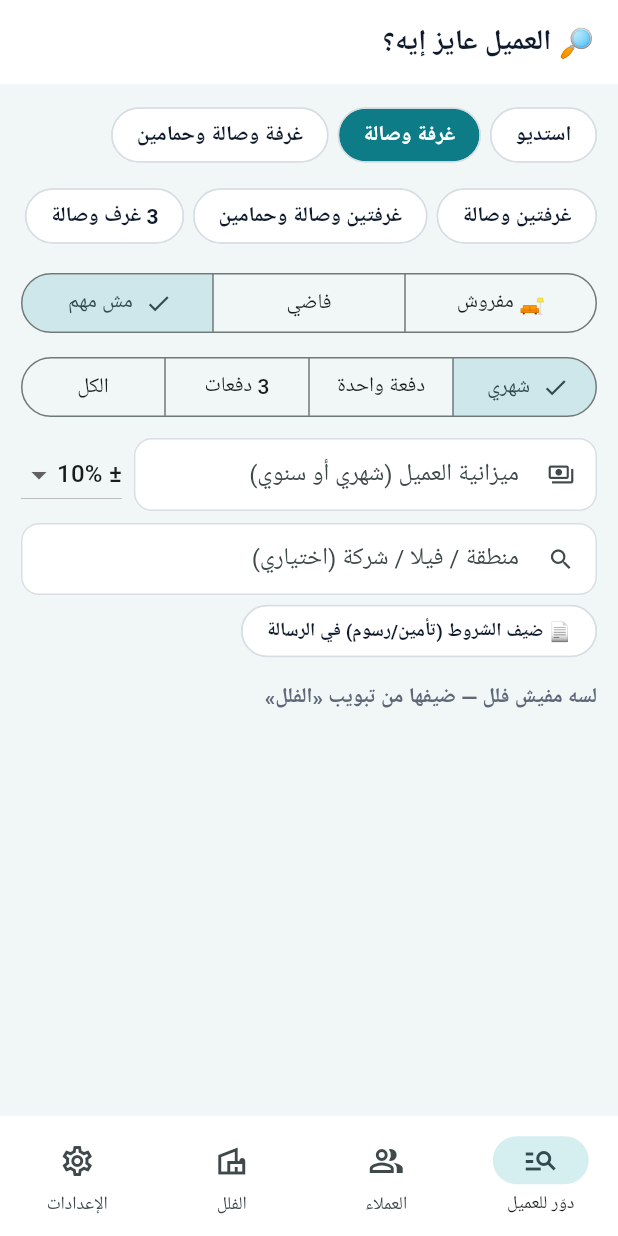
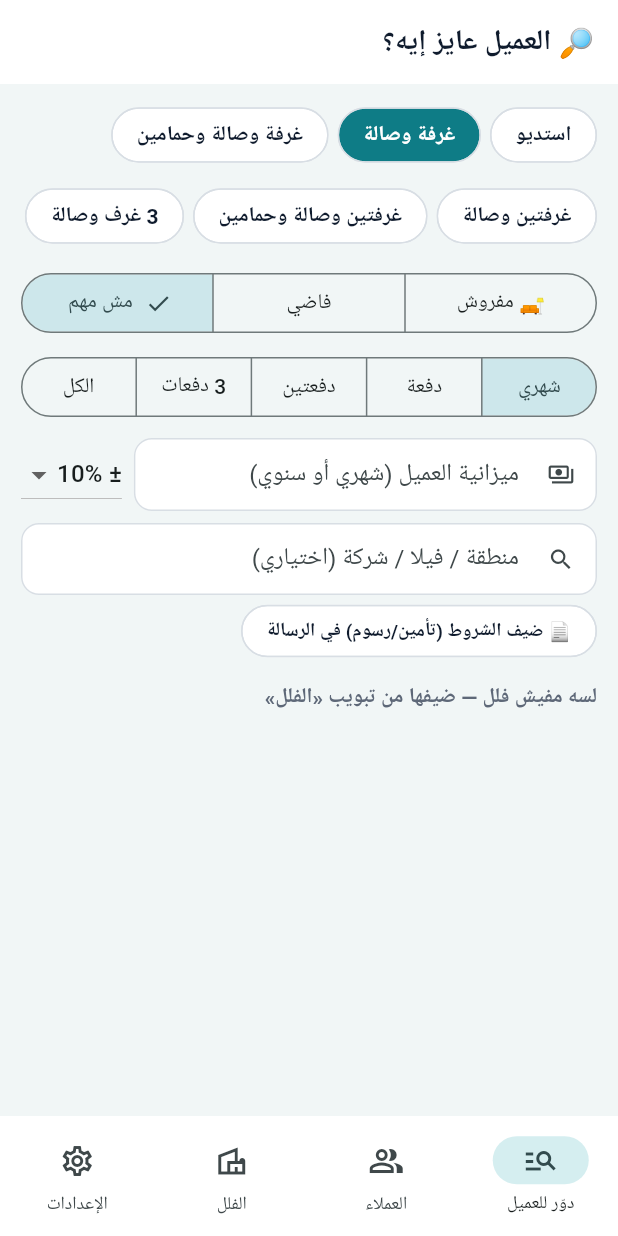
Before and after one commit to bunyanrealstate-commits/bunyan, a Flutter app: the screen it shows after launch, on a phone screen of 412 x 824 dp. Run offline on Flutter 3.47's test engine with Material 3 defaults, Android fonts, the phone set to English and light mode, and no system bars; our stand-ins replace flutter_local_notifications, flutter_svg, image_picker, local_auth, pdf, printing and 3 more; missing offline and left inert: photo_manager; network calls fail; Roboto replaces fonts that are missing (Plex).

Commit message:
عروض الشقق: قراءة أشكال الأبديت الحقيقية — سعر الدفعتين، الأرقام المختصرة بالألف، الحوض بدل رقم الفيلا، No. 163، إعلان سعر جديد ما يعلّمش الباقي محجوز، الشامخة/شخبوط/MBZ برا الرياض
Co-Authored-By: Claude Opus 5.5 <noreply@anthropic.com>
Claude-Session: https://claude.ai/code/session_01Lk4av1EyDfUY2DUHJSTii5

```diff
--- a/offers_app/lib/core/ai.dart
+++ b/offers_app/lib/core/ai.dart
@@ -74,22 +74,20 @@ class Ai {
   /// للأبديت التلقائي من الجروبات: أي صورة مش أبديت → []
   static String get autoPrompt => 'لو الصورة دي مش جدول أو أبديت شقق/استديوهات للإيجار (صورة عادية، شخص، مكان، شات…) رجّع [] بس. ولو فيه أكتر من صورة فهي صفحات من نفس ملف الأبديت.\n\n$updatePrompt\n${areaRule(str(Store.I.cfg['areas']).isEmpty ? kAreas : str(Store.I.cfg['areas']))}';
   static const kAreas = 'مدينة الرياض';
-  static String areaRule(String areas) => '- وكمان في كل شقة حط "inArea": true لو فيلتها في المناطق دي: $areas ، و false لو مكتوب إنها في منطقة تانية (زي Shakhbot أو MBZ أو Bani Yas أو Khalifa City)، و null لو المنطقة مش مكتوبة خالص. (مدينة الرياض = Madinat Al Riyadh = Riyadh City = Al Riyadh City = Madinat Riyad في أبوظبي، والشامخة جنوب جزء منها)';
+  static String areaRule(String areas) => '- وكمان في كل شقة حط "inArea": true لو فيلتها في المناطق دي: $areas ، و false لو مكتوب إنها في منطقة تانية (زي Shakhbot أو MBZ أو Bani Yas أو Khalifa City)، و null لو المنطقة مش مكتوبة خالص. (مدينة الرياض = Madinat Al Riyadh = Riyad City = Riyadh City = Al Riyadh City في أبوظبي. مدينة الشامخة Shamkha City وشخبوط ومدينة محمد بن زايد MBZ مناطق تانية = false — إلا لو مكتوب Riyadh City جنبها)';
 
   /// صفحات PDF (صور) → صفوف
   static Future<List<Obj>> readUpdatePages(List<Uint8List> imgs, {bool auto = false}) async => parseRows(await _ask(auto ? autoPrompt : updatePrompt, imgs));
 
-  static const updatePrompt = '''دي صورة "أبديت" من شركة عقارات في الإمارات فيها شقق فيلا وأسعارها.
+  static const updatePrompt = '''دي صورة "أبديت" من شركة عقارات في الإمارات (أبوظبي) فيها شقق في فلل وأسعارها.
 طلّع كل الشقق في JSON array بالشكل ده بالظبط:
-[{"no":"رقم الشقة/الاستديو (عمود Flat أو Apt أو Studio No)","floor":"G أو 1 أو 2 أو 3 أو R أو فاضي","type":"st|1bk|1bk2b|2bk|2bk2b|3bk|x","tx":"اسم النوع لو x","p1":سعر السنة دفعة واحدة (1 Payment / 1 Cheque) أو 0,"p3":سعر السنة على 3 دفعات (3 Payments / 3 Cheques) أو 0,"mo":رقم الإيجار الشهري أو 0,"fur":true لو الشقة مكتوب إنها Furnished أو مفروشة (غير كده false),"booked":true لو مكتوب BOOKED أو Rented أو Occupied أو Not Available أو محجوز أو مشطوب أو ملوّن أحمر,"note":"أي ملاحظة قصيرة"}]
-- STUDIO = st • 1BHK / 1 B/R hall = 1bk • 1BHK + 2 bath = 1bk2b • 2BHK = 2bk • 2BHK 2 bath = 2bk2b • 3BHK = 3bk
-- 1 Payment / 1 Cheque = p1. و 3 Payments / 3 Cheques = p3. لو العمود مش واضح عدد دفعاته اعتبره p1. لو فيه 2 أو 4 دفعات بس حطه في p3 واكتب عدد الدفعات في note.
-- الدور من عمود Remark/Floor: Ground = G، 1st = 1، 2nd = 2، 3rd = 3، Roof/Penthouse = R. و Balcony وأي ميزة تانية تتكتب في note.
-- 2 Bed Room 2/3 Bathroom = 2bk2b • 3 Bed Room = 3bk • 1 Bed Room + 2 Bathroom = 1bk2b.
-- اسم الفيلا زي "VILLA 25" ورقم الشارع "RD 66" والمنطقة.
-- الأرقام من غير فواصل. ومتخترعش شقق مش في الصورة.
-مهم جداً: لو الصورة فيها شقق من أكتر من فيلا (عمود Villa أو Location أو مكتوب جنب الشقة زي "Shakhbot Villa 4" أو "MBZ Villa 123 Zone 34")، حط في كل شقة "villa":"اسم/رقم فيلتها زي ما هو مكتوب" و "area":"منطقتها". ومتحطش ملاحظة الفيلا في note.
-وكمان لو اسم الفيلا أو رقمها أو الشركة مكتوب للصورة كلها، رجّعهم في أول عنصر كـ "villa":"...","company":"...","area":"...","terms":"الشروط باختصار بالإنجليزي زي: Security 5% or 2000 • Contract fee 200 AED • Parking" (لو مكتوبة)''';
+[{"no":"رقم الشقة (عمود NO أو Unit No أو Flat)","villa":"اسم الفيلا ورقمها زي ما مكتوب (زي Villa Al Naqib 58 أو Al-Buraiki Villa 22)","area":"المدينة/المنطقة زي Riyadh City أو Shamkha City","floor":"G أو 1 أو 2 أو 3 أو R أو فاضي","type":"st|1bk|1bk2b|2bk|2bk2b|3bk|x","tx":"اسم النوع لو x","p1":سعر السنة دفعة واحدة أو 0,"p2":سعر السنة دفعتين أو 0,"p3":سعر السنة 3 دفعات أو 0,"mo":الإيجار الشهري أو 0,"fur":true لو مكتوب Furnished أو مفروشة (غير كده false),"booked":true لو مكتوب BOOKED أو BOOKING أو Rented أو Occupied أو Not Available أو محجوز أو مشطوب أو ملوّن أحمر,"note":"ميزة قصيرة زي Private entrance + Yard أو Extension on the left"}]
+- النوع: STUDIO = st • 1BHK / 1 B/R / 1 Bedroom = 1bk • 1BHK + 2 bathrooms = 1bk2b • 2BHK = 2bk • 2BHK + 2 أو 3 bathrooms = 2bk2b • 3BHK = 3bk. (عدد الحمامات ممكن يكون مكتوب في Remarks)
+- الأسعار: 1 Payment / One Payment / 1 Cheque / Yearly = p1 • 2 Payments / Two Payment = p2 • 3 Payments / 3 Cheques = p3 • Monthly = mo. لو الأسعار مكتوبة مختصرة زي 58 و 60 و 62 يبقى بالألف (58000). N/A أو - أو فاضي = 0. الأرقام من غير فواصل.
+- الدور من عمود Floor/Remarks: Ground = G • First/1st = 1 • Second/2nd = 2 • 3rd = 3 • Roof/Penthouse = R.
+- الفيلا: كل شقة حط فيها فيلتها حتى لو الصورة فيها فيلا واحدة. لو مفيش رقم فيلا خالص ومكتوب Zone/حوض بس، اكتب "villa":"Zone 47". ورقم الشارع RD ورقم الحوض مش رقم الفيلا.
+- متخترعش شقق مش في الصورة. والصفوف اللي مكتوب فيها BOOKING/Rented رجّعها كمان بـ "booked":true.
+- في أول عنصر كمان: "company":"اسم الشركة"، "kind":"price" لو الصورة إعلان سعر جديد/عرض لشقة أو اتنين (زي New price) مش قايمة المتاح كلها، وإلا "list"، و "terms":"الشروط باختصار بالإنجليزي زي: Deposit 1 month • Contract fee 500 AED" (لو مكتوبة).''';
 
   /// أول صورة من الفيديو → رقم الشقة (لو باين رقم الباب)
   static Future<String> readUnitNo(Uint8List thumb) async {
--- a/offers_app/lib/core/model.dart
+++ b/offers_app/lib/core/model.dart
@@ -31,15 +31,17 @@ String money(num v) { final r = v.round(); return r.toString().replaceAllMapped(
 /// سعر الشقة: p1 = السنة دفعة واحدة، p3 = السنة على 3 دفعات، mo = شهري
 class Price {
   static double p1(Obj u) => numOf(u['p1']);
+  static double p2(Obj u) => numOf(u['p2']);
   static double p3(Obj u) => numOf(u['p3']);
   static double mo(Obj u) => numOf(u['mo']);
   /// الشهري التقريبي للمقارنة بميزانية العميل
   static double monthlyEq(Obj u, String pay) {
     if (pay == 'mo') return mo(u);
     if (pay == '1') return p1(u) / 12;
+    if (pay == '2') return p2(u) / 12;
     if (pay == '3') return p3(u) / 12;
     if (mo(u) > 0) return mo(u);
-    final y = [p1(u), p3(u)].where((x) => x > 0);
+    final y = [p1(u), p2(u), p3(u)].where((x) => x > 0);
     return y.isEmpty ? 0 : y.reduce(math.min) / 12;
   }
   /// الميزانية: لو أكبر من 20 ألف يبقى العميل قال رقم السنة → نحوّله لشهري
@@ -47,6 +49,7 @@ class Price {
   static String text(Obj u) {
     final o = <String>[];
     if (p1(u) > 0) o.add('${money(p1(u))} درهم في السنة دفعة واحدة');
+    if (p2(u) > 0) o.add('${money(p2(u))} درهم على دفعتين');
     if (p3(u) > 0) o.add('${money(p3(u))} درهم على 3 دفعات (≈ ${money(p3(u) / 12)} شهرياً)');
     if (mo(u) > 0) o.add('${money(mo(u))} درهم شهري');
     return o.isEmpty ? 'السعر عند الطلب' : o.join(' • ');
@@ -67,6 +70,7 @@ class Search {
         if (fur == false && u['fur'] == true) continue; // فاضي
         if (pay == 'mo' && Price.mo(u) <= 0) continue;
         if (pay == '1' && Price.p1(u) <= 0) continue;
+        if (pay == '2' && Price.p2(u) <= 0) continue;
         if (pay == '3' && Price.p3(u) <= 0) continue;
         final m = Price.monthlyEq(u, pay);
         if (budget > 0) { if (m <= 0) continue; if (m > budget * (1 + tol / 100)) continue; }
@@ -98,14 +102,15 @@ String clientMsg(List<Map<String, dynamic>> picks) {
 /// رسالة قصيرة تحت فيديو كل شقة: السعر حسب طريقة الدفع اللي العميل عايزها + اللوكيشن (عربي أو إنجليزي)
 String unitCaption(Obj v, Obj u, String pay, {bool en = false, bool terms = false}) {
   final o = <String>[];
-  final p1 = Price.p1(u), p3 = Price.p3(u), mo = Price.mo(u);
+  final p1 = Price.p1(u), p2 = Price.p2(u), p3 = Price.p3(u), mo = Price.mo(u);
   final hasVid = ((u['videos'] as List?) ?? const []).isNotEmpty;
   if (!hasVid) o.add('🏠 ${en ? kTypesEn[str(u['type'])] ?? 'Apartment' : typeName(u['type'])}');
   if (u['fur'] == true) o.add(en ? '🛋️ Furnished' : '🛋️ مفروش');
   void a1() { if (p1 > 0) o.add(en ? '💰 AED ${money(p1)} / year — 1 payment' : '💰 ${money(p1)} درهم — دفعة واحدة'); }
+  void a2() { if (p2 > 0) o.add(en ? '💰 AED ${money(p2)} / year — 2 payments' : '💰 ${money(p2)} درهم — دفعتين'); }
   void a3() { if (p3 > 0) o.add(en ? '💰 AED ${money(p3)} / year — 3 payments' : '💰 ${money(p3)} درهم — 3 دفعات'); }
   void am() { if (mo > 0) o.add(en ? '💰 AED ${money(mo)} / month' : '💰 ${money(mo)} درهم شهري'); }
-  if (pay == '1') { a1(); } else if (pay == '3') { a3(); } else if (pay == 'mo') { am(); } else { a1(); am(); if (p1 <= 0 && mo <= 0) a3(); }
+  if (pay == '1') { a1(); } else if (pay == '2') { a2(); } else if (pay == '3') { a3(); } else if (pay == 'mo') { am(); } else { a1(); am(); if (p1 <= 0 && mo <= 0) { a2(); if (p2 <= 0) a3(); } }
   if (terms && str(v['terms']).isNotEmpty) o.add('📄 ${v['terms']}');
   if (str(v['loc']).isNotEmpty) o.add('📍 ${v['loc']}');
   return o.join('\n');
--- a/offers_app/lib/core/offerpage.dart
+++ b/offers_app/lib/core/offerpage.dart
@@ -14,11 +14,12 @@ class OfferPage {
 
   static String priceLines(Obj u, String pay, bool en) {
     final o = <String>[];
-    final p1 = Price.p1(u), p3 = Price.p3(u), mo = Price.mo(u);
+    final p1 = Price.p1(u), p2 = Price.p2(u), p3 = Price.p3(u), mo = Price.mo(u);
     void a1() { if (p1 > 0) o.add(en ? 'AED ${money(p1)} / year — 1 payment' : '${money(p1)} درهم في السنة — دفعة واحدة'); }
+    void a2() { if (p2 > 0) o.add(en ? 'AED ${money(p2)} / year — 2 payments' : '${money(p2)} درهم في السنة — دفعتين'); }
     void a3() { if (p3 > 0) o.add(en ? 'AED ${money(p3)} / year — 3 payments' : '${money(p3)} درهم في السنة — 3 دفعات'); }
     void am() { if (mo > 0) o.add(en ? 'AED ${money(mo)} / month' : '${money(mo)} درهم شهري'); }
-    if (pay == '1') { a1(); } else if (pay == '3') { a3(); } else if (pay == 'mo') { am(); } else { a1(); am(); if (o.isEmpty) a3(); }
+    if (pay == '1') { a1(); } else if (pay == '2') { a2(); } else if (pay == '3') { a3(); } else if (pay == 'mo') { am(); } else { a1(); am(); if (o.isEmpty) a2(); if (o.isEmpty) a3(); }
     return o.join('<br>');
   }
 
--- a/offers_app/lib/core/reqs.dart
+++ b/offers_app/lib/core/reqs.dart
@@ -20,6 +20,7 @@ Obj parseRequest(String text, {List<String> areas = const []}) {
   if (two) { if (types.contains('1bk')) types.remove('1bk'); if (types.contains('2bk')) types.remove('2bk'); }
   var pay = 'any';
   if (RegExp(r'month|monthly|شهري|شهريا|بالشهر|في الشهر|الشهر').hasMatch(t)) pay = 'mo';
+  if (RegExp(r'2\s*(cheque|chq|payment)|two (cheque|payment)|دفعتين').hasMatch(t)) pay = '2';
   if (RegExp(r'3\s*(cheque|chq|payment|دفع)|ثلاث دفعات|تلات دفعات').hasMatch(t)) pay = '3';
   if (RegExp(r'1\s*(cheque|chq|payment)|one (cheque|payment)|دفع[ةه] واحد[ةه]|كاش|cash|سنوي|yearly|annual|per year|بالسنة|في السنة').hasMatch(t)) pay = '1';
   var budget = 0.0;
--- a/offers_app/lib/core/suggest.dart
+++ b/offers_app/lib/core/suggest.dart
@@ -175,7 +175,8 @@ class Sug {
     final pr = <String>[
       if (mo > 0) '💰 ${money(mo)} درهم شهرياً | AED ${money(mo)} / month',
       if (p1 > 0) '💰 ${money(p1)} درهم سنوياً (دفعة واحدة) | AED ${money(p1)} / year (1 payment)',
-      if (p3 > 0 && p1 <= 0) '💰 ${money(p3)} درهم سنوياً (3 دفعات) | AED ${money(p3)} / year (3 payments)',
+      if (Price.p2(u) > 0 && p1 <= 0) '💰 ${money(Price.p2(u))} درهم سنوياً (دفعتين) | AED ${money(Price.p2(u))} / year (2 payments)',
+      if (p3 > 0 && p1 <= 0 && Price.p2(u) <= 0) '💰 ${money(p3)} درهم سنوياً (3 دفعات) | AED ${money(p3)} / year (3 payments)',
     ];
     final area = str(v['area']);
     final ph = str(Store.I.cfg['myPhone']);
--- a/offers_app/lib/ui/import.dart
+++ b/offers_app/lib/ui/import.dart
@@ -32,7 +32,7 @@ class _ImportState extends State<ImportPage> {
       final r = await Ai.readUpdate(b);
       final first = r.isNotEmpty ? r.first : <String, dynamic>{};
       vname = str(first['villa']); vcomp = str(first['company']); vterms = str(first['terms']);
-      rows = r.where((x) => str(x['no']).isNotEmpty || numOf(x['p1']) > 0 || numOf(x['p3']) > 0 || numOf(x['mo']) > 0).map((x) => {...x, '_on': true}).toList();
+      rows = r.where((x) => str(x['no']).isNotEmpty || numOf(x['p1']) > 0 || numOf(x['p2']) > 0 || numOf(x['p3']) > 0 || numOf(x['mo']) > 0).map((x) => {...x, '_on': true}).toList();
       if (rows.isEmpty) err = 'مالقيتش شقق في الصورة دي — جرب صورة أوضح';
     } catch (e) { err = '$e'; }
     if (mounted) setState(() => busy = false);
--- a/offers_app/lib/ui/reqs.dart
+++ b/offers_app/lib/ui/reqs.dart
@@ -193,7 +193,7 @@ class _ReqState extends State<ReqPage> {
             const SizedBox(height: 8),
             SegmentedButton<String>(segments: const [ButtonSegment(value: 'f', label: Text('🛋️ مفروش')), ButtonSegment(value: 'e', label: Text('فاضي')), ButtonSegment(value: 'x', label: Text('مش مهم'))], selected: {r['fur'] == true ? 'f' : (r['fur'] == false ? 'e' : 'x')}, onSelectionChanged: (s) { r['fur'] = s.first == 'f' ? true : (s.first == 'e' ? false : null); Store.I.save(); }),
             const SizedBox(height: 8),
-            SegmentedButton<String>(segments: const [ButtonSegment(value: 'mo', label: Text('شهري')), ButtonSegment(value: '1', label: Text('دفعة واحدة')), ButtonSegment(value: '3', label: Text('3 دفعات')), ButtonSegment(value: 'any', label: Text('الكل'))], selected: {str(r['pay']).isEmpty ? 'any' : str(r['pay'])}, onSelectionChanged: (s) { r['pay'] = s.first; Store.I.save(); }),
+            SegmentedButton<String>(showSelectedIcon: false, segments: const [ButtonSegment(value: 'mo', label: Text('شهري')), ButtonSegment(value: '1', label: Text('دفعة')), ButtonSegment(value: '2', label: Text('دفعتين')), ButtonSegment(value: '3', label: Text('3 دفعات')), ButtonSegment(value: 'any', label: Text('الكل'))], selected: {str(r['pay']).isEmpty ? 'any' : str(r['pay'])}, onSelectionChanged: (s) { r['pay'] = s.first; Store.I.save(); }),
             const SizedBox(height: 8),
             Row(children: [
               Expanded(child: TextField(controller: bc, keyboardType: TextInputType.number, decoration: const InputDecoration(labelText: 'الميزانية (شهري أو سنوي)', suffixText: 'درهم'), onChanged: (v) { r['budget'] = numOf(v); Store.I.save(); })),
--- a/offers_app/lib/ui/search.dart
+++ b/offers_app/lib/ui/search.dart
@@ -32,7 +32,7 @@ class _SearchState extends State<SearchPage> {
             const SizedBox(height: 10),
             SegmentedButton<String>(segments: const [ButtonSegment(value: 'f', label: Text('🛋️ مفروش')), ButtonSegment(value: 'e', label: Text('فاضي')), ButtonSegment(value: 'x', label: Text('مش مهم'))], selected: {fur == true ? 'f' : (fur == false ? 'e' : 'x')}, onSelectionChanged: (s) => setState(() => fur = s.first == 'f' ? true : (s.first == 'e' ? false : null))),
             const SizedBox(height: 8),
-            SegmentedButton<String>(segments: const [ButtonSegment(value: 'mo', label: Text('شهري')), ButtonSegment(value: '1', label: Text('دفعة واحدة')), ButtonSegment(value: '3', label: Text('3 دفعات')), ButtonSegment(value: 'any', label: Text('الكل'))], selected: {pay}, onSelectionChanged: (s) => setState(() => pay = s.first)),
+            SegmentedButton<String>(showSelectedIcon: false, segments: const [ButtonSegment(value: 'mo', label: Text('شهري')), ButtonSegment(value: '1', label: Text('دفعة')), ButtonSegment(value: '2', label: Text('دفعتين')), ButtonSegment(value: '3', label: Text('3 دفعات')), ButtonSegment(value: 'any', label: Text('الكل'))], selected: {pay}, onSelectionChanged: (s) => setState(() => pay = s.first)),
             const SizedBox(height: 10),
             Row(children: [
               Expanded(child: TextField(controller: bc, keyboardType: TextInputType.number, decoration: InputDecoration(labelText: 'ميزانية العميل (شهري أو سنوي)', helperText: _bHint(), prefixIcon: const Icon(Icons.payments_outlined), suffixText: 'درهم'), onChanged: (_) => setState(() {}))),
--- a/offers_app/lib/ui/villas.dart
+++ b/offers_app/lib/ui/villas.dart
@@ -114,12 +114,13 @@ Future<void> editUnit(BuildContext context, Obj v, Obj? u) async {
   final o = await formDlg(context, u == null ? 'شقة جديدة' : 'تعديل الشقة', [
     FS('no', 'رقم الشقة', v: u?['no']), if (ty == 'x') FS('tx', 'اكتب النوع', v: u?['tx']),
     FS('p1', 'سعر السنة دفعة واحدة (فاضي = مفيش)', v: u?['p1'], num: true),
+    FS('p2', 'سعر السنة دفعتين (فاضي = مفيش)', v: u?['p2'], num: true),
     FS('p3', 'سعر السنة على 3 دفعات (فاضي = مفيش)', v: u?['p3'], num: true), FS('mo', 'الشهري (فاضي = مفيش)', v: u?['mo'], num: true), FS('note', 'ملاحظة', v: u?['note']),
   ]);
   if (o == null) return;
   final t = u ?? <String, dynamic>{'id': uid(), 'avail': true, 'videos': <dynamic>[]};
   t['type'] = ty; t['floor'] = fl; if (fu == 'f') { t['fur'] = true; } else { t.remove('fur'); } t['no'] = o['no'] ?? ''; if (ty == 'x') t['tx'] = o['tx'] ?? '';
-  t['p1'] = numOf(o['p1']); t['p3'] = numOf(o['p3']); t['mo'] = numOf(o['mo']); t['note'] = o['note'] ?? '';
+  t['p1'] = numOf(o['p1']); t['p2'] = numOf(o['p2']); t['p3'] = numOf(o['p3']); t['mo'] = numOf(o['mo']); t['note'] = o['note'] ?? '';
   if (u == null) ((v['units'] as List?) ?? (v['units'] = <dynamic>[])).add(t);
   await Store.I.save();
 }
```
Also changed, not shown: offers_app/lib/core/auto.dart (+7 -5 lines), 1 other file.
